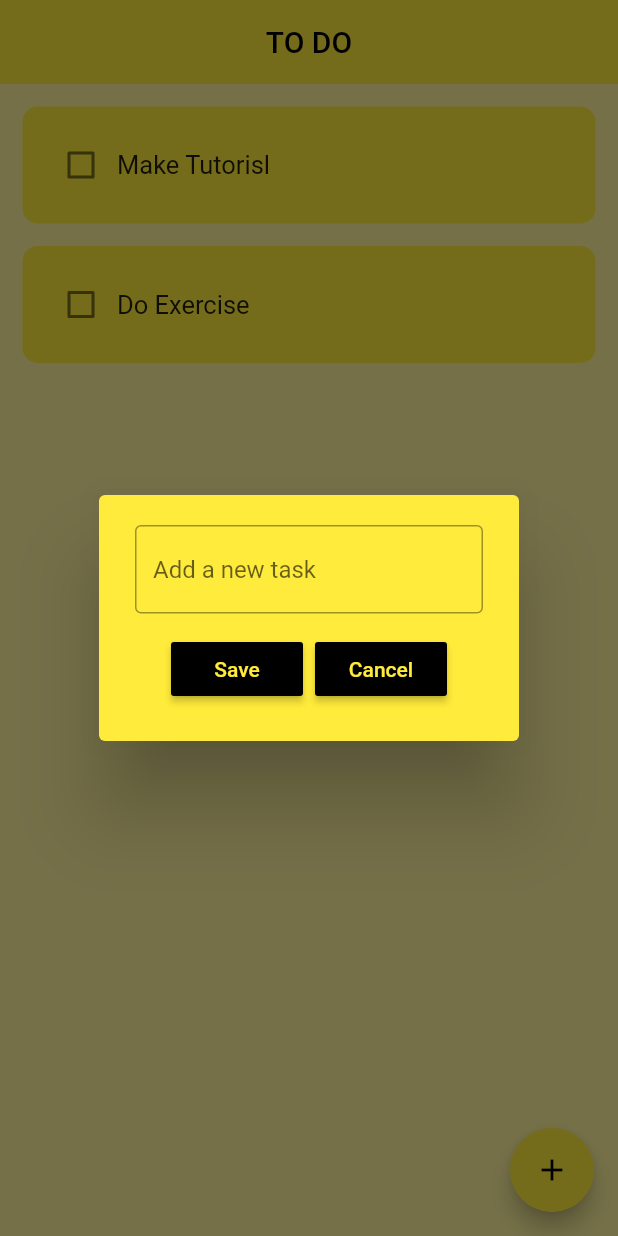
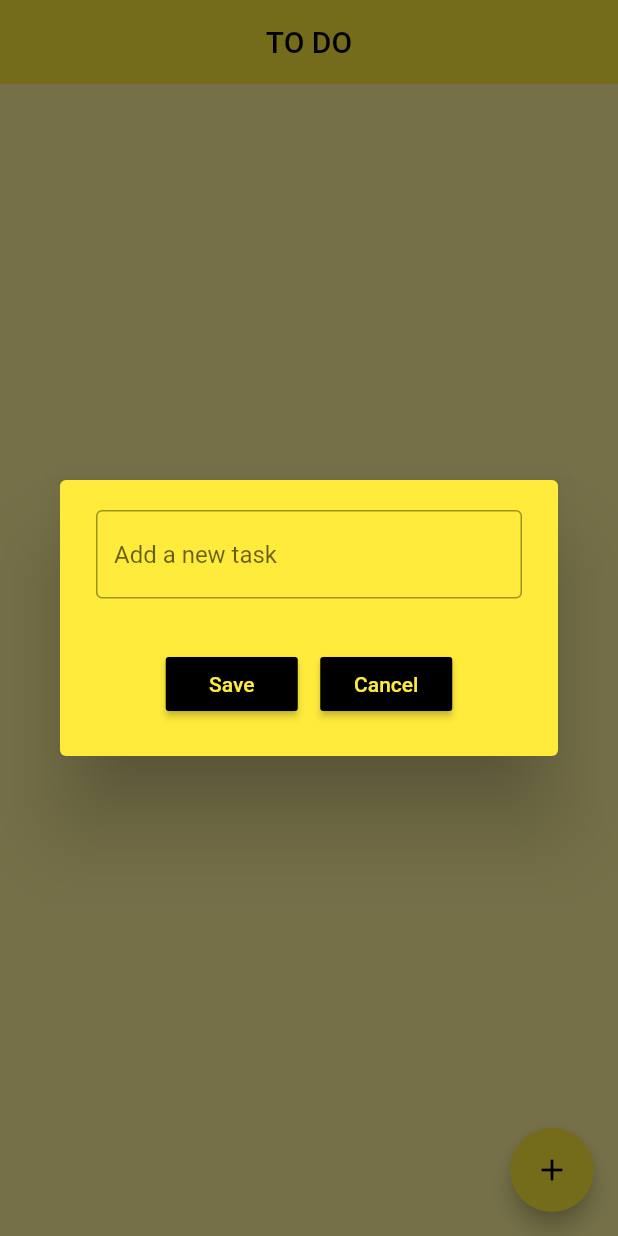
Before and after one commit to ahmed-nasser-bk/todo_app, a Flutter app: the screen it shows after launch, after a tap on the "add" icon, on a phone screen of 412 x 824 dp. Run offline on Flutter 3.47's test engine with Material 2 defaults, Android fonts, the phone set to English and light mode, and no system bars; drawn by our look-alikes of flutter_slidable.

Commit message:
modifying some code

```diff
--- a/lib/dialog_box.dart
+++ b/lib/dialog_box.dart
@@ -4,31 +4,33 @@ import 'package:flutter/material.dart';
 import 'package:todo_app/my_buttons.dart';
 
 class DialogBox extends StatelessWidget {
-  final controller;
-  VoidCallback onSave;
-  VoidCallback onCancel;
 
   DialogBox({
     super.key,
     this.controller,
     required this.onSave,
-    required this.onCancel
   });
+
+  TextEditingController? controller;
+  VoidCallback onSave;
 
   @override
   Widget build(BuildContext context) {
     return AlertDialog(
       backgroundColor: Colors.yellow,
       content: Container(
-        height: 120,
+        height: 140,
         child: Column(
           mainAxisAlignment: MainAxisAlignment.spaceBetween,
           children: [
-            TextField(
-              controller: controller,
-              decoration: const InputDecoration(
-                border: OutlineInputBorder(),
-                hintText: 'Add a new task',
+            SizedBox(
+              width: 300,
+              child: TextField(
+                controller: controller,
+                decoration: const InputDecoration(
+                  border: OutlineInputBorder(),
+                  hintText: 'Add a new task',
+                ),
               ),
             ),
             Row(
@@ -38,10 +40,10 @@ class DialogBox extends StatelessWidget {
                   text: 'Save',
                   onPressed: onSave
                 ),
-                const SizedBox(width: 8,),
+                const SizedBox(width: 15,),
                 MyButton(
                   text: 'Cancel',
-                  onPressed: onCancel
+                  onPressed: (() => Navigator.of(context).pop()),
                 ),
               ],
             )
--- a/lib/home_page.dart
+++ b/lib/home_page.dart
@@ -11,14 +11,11 @@ class HomePage extends StatefulWidget {
 }
 
 class _HomePageState extends State<HomePage> {
-  //text controller
+
   final _controller = TextEditingController();
 
   // list of todo tasks
-  List toDoList = [
-    ['Make Tutorisl', false],
-    ['Do Exercise', false],
-  ];
+  List toDoList = [];
 
   // checkbox method
   void checkBoxChanged(bool? value, int index){
@@ -27,22 +24,8 @@ class _HomePageState extends State<HomePage> {
     });
   }
 
-  //create new task
-  void createNewTask(){
-    showDialog(
-      context: context,
-      builder: (context) {
-        return DialogBox(
-          controller: _controller,
-          onSave: saveNewTask,
-          onCancel: () => Navigator.of(context).pop(),
-        );
-      }
-    );
-  }
-
   //save new task
-  void saveNewTask(){
+  void saveNewTask() {
     setState(() {
       toDoList.add([_controller.text, false]);
       _controller.clear();
@@ -68,19 +51,32 @@ class _HomePageState extends State<HomePage> {
       ),
       floatingActionButton: FloatingActionButton(
         onPressed: () {
-          createNewTask();
+          showDialog(
+            context: context,
+            builder: (context) {
+              return DialogBox(
+                controller: _controller,
+                onSave: saveNewTask,
+              );
+            }
+          );
         },
         child: const Icon(Icons.add),
       ),
       body: ListView.builder(
         itemCount: toDoList.length,
         itemBuilder: (context, index) {
+          if (toDoList.isEmpty) {
+            return const Center(child: Text('Click the button below to add task!'));
+          }
+          else{
             return ToDoTile(
               textName: toDoList[index][0],
               taskCompleted: toDoList[index][1],
               onChanged: (value) => checkBoxChanged(value, index),
               deleteFunction: (context) => deleteTask(index),
             );
+          }
         },
       ),
     );
--- a/lib/my_buttons.dart
+++ b/lib/my_buttons.dart
@@ -1,13 +1,14 @@
 import 'package:flutter/material.dart';
 
 class MyButton extends StatelessWidget {
-  final String text;
-  VoidCallback onPressed;
-  MyButton({
+  const MyButton({
     super.key,
     required this.text,
     required this.onPressed,
   });
+
+  final String text;
+  final VoidCallback onPressed;
 
   @override
   Widget build(BuildContext context) {
```
Also changed, not shown: pubspec.lock, 1 other file. Lines whose indentation alone changed are shown as unchanged.
